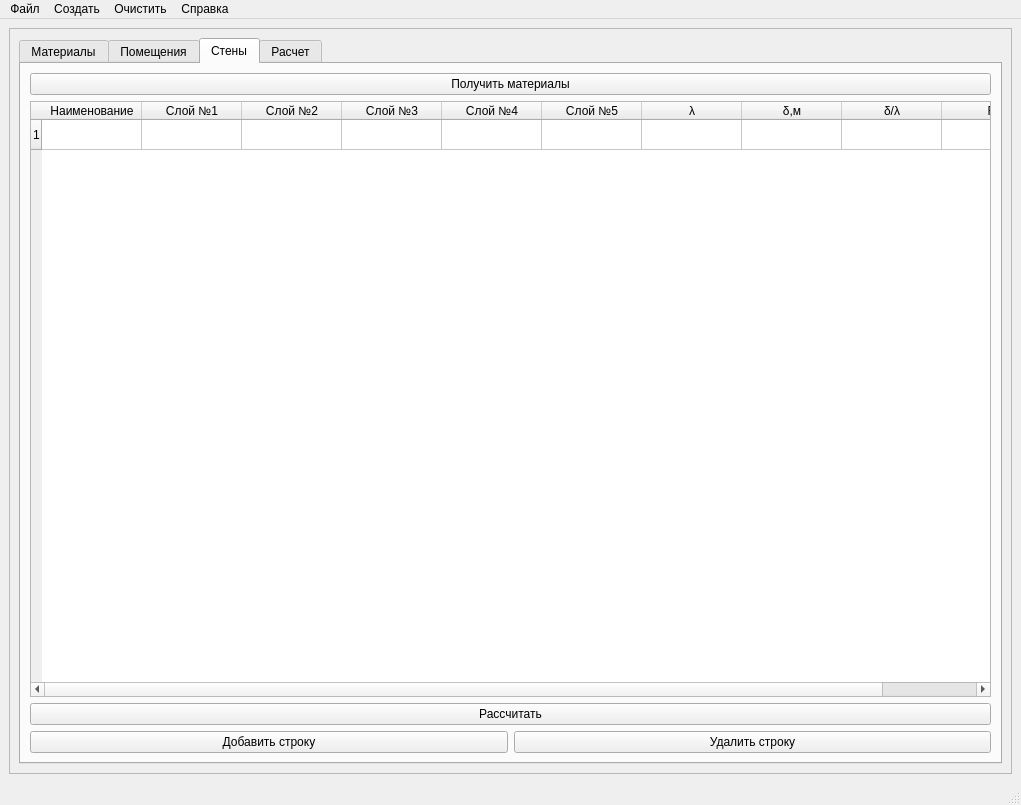
Before: the Qt Designer form gui.ui in SanichMyshkin/Heat-loss, drawn with Qt 5.
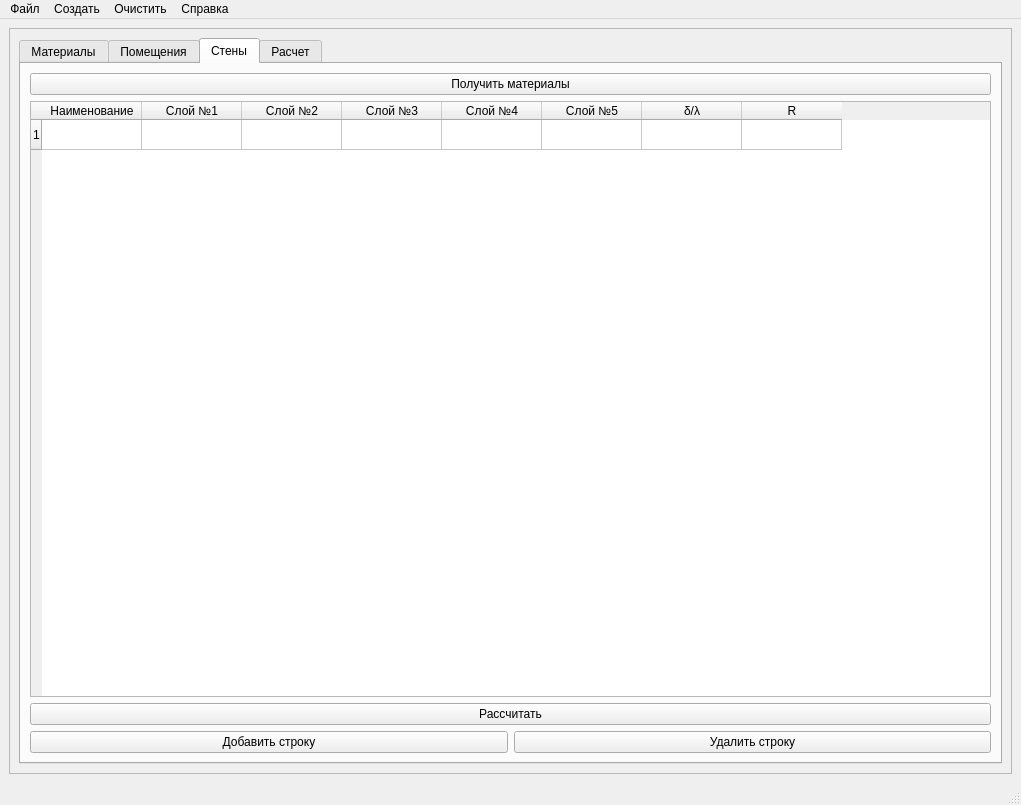
After: the same form once the commit is applied. The open tabs and pages were chosen to show the change.

```diff
--- a/gui.ui
+++ b/gui.ui
@@ -26,7 +26,7 @@
          <x>0</x>
          <y>0</y>
          <width>995</width>
-         <height>734</height>
+         <height>736</height>
         </rect>
        </property>
        <layout class="QHBoxLayout" name="horizontalLayout_3">
@@ -164,16 +164,6 @@
                 <string>Слой №5</string>
                </property>
               </column>
-              <column>
-               <property name="text">
-                <string>λ</string>
-               </property>
-              </column>
-              <column>
-               <property name="text">
-                <string>δ,м</string>
-               </property>
-              </column>
               <column>
                <property name="text">
                 <string>δ/λ</string>
```
Left out of the diff: 9 changed lines with no effect on the pictures.
